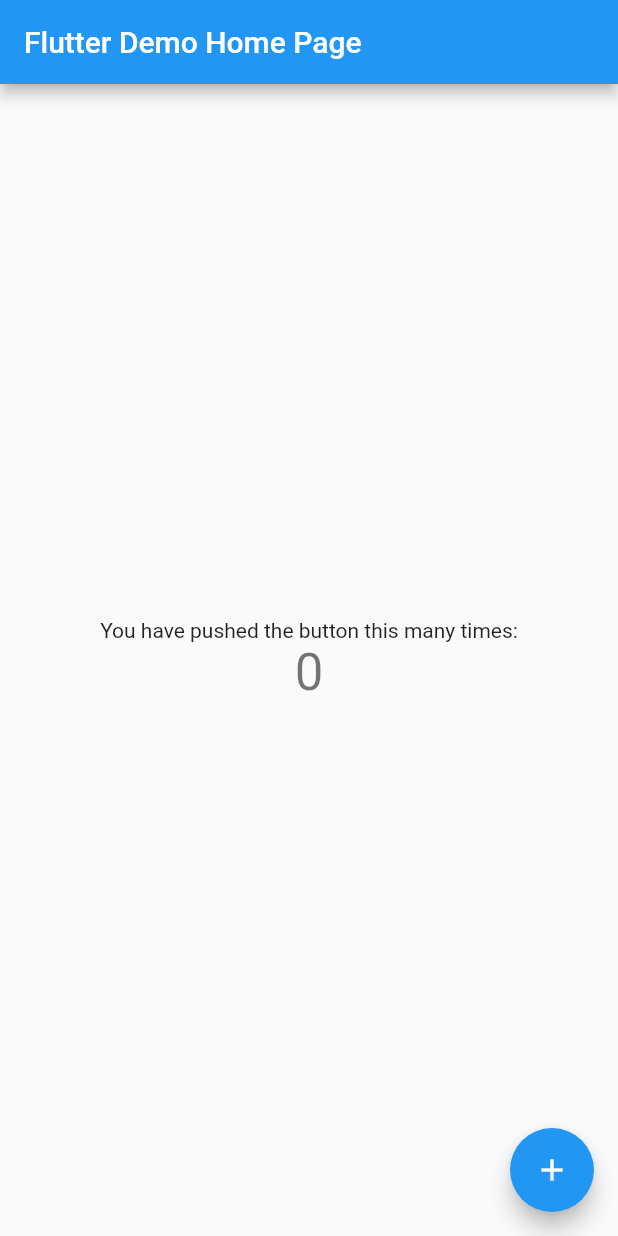
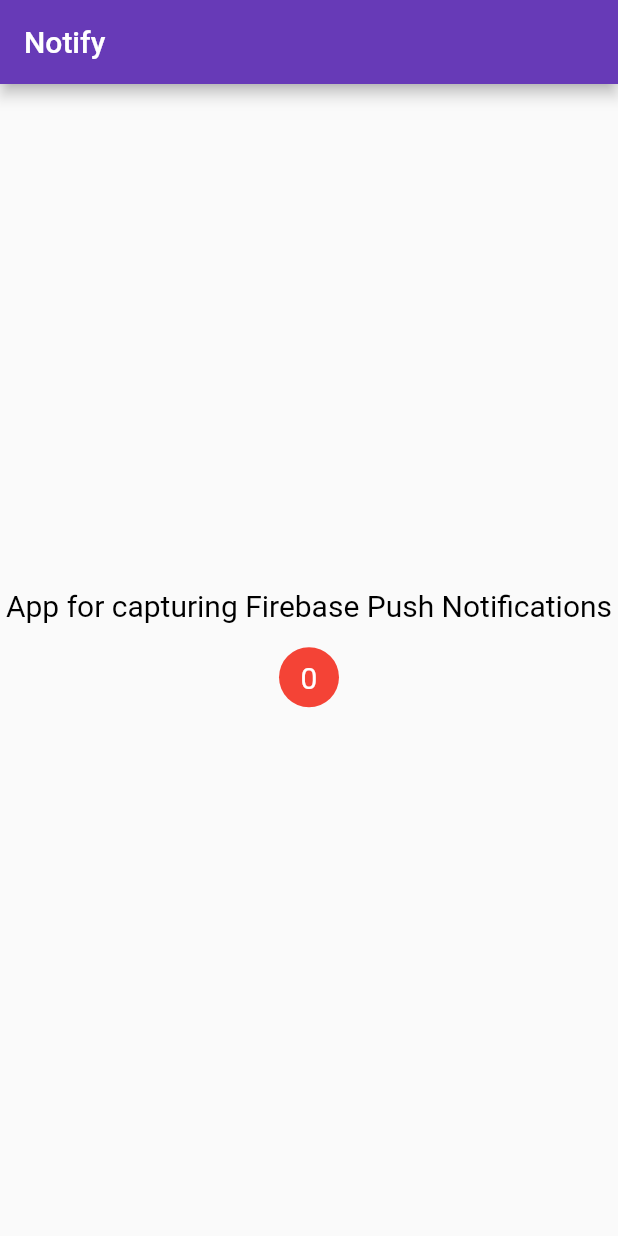
Before and after one commit to Shaheduzzaman67/firebase-notification, a Flutter app: the screen it shows after launch, on a phone screen of 412 x 824 dp. Run offline on Flutter 3.47's test engine with Material 2 defaults, Android fonts, the phone set to English and light mode, and no system bars; drawn by our look-alikes of overlay_support; our stand-ins replace firebase_core, firebase_messaging; accounts and stored records are empty.

Commit message:
add notification

```diff
--- a/lib/main.dart
+++ b/lib/main.dart
@@ -1,115 +1,236 @@
+import 'package:firebase_core/firebase_core.dart';
+import 'package:firebase_messaging/firebase_messaging.dart';
+import 'package:firebase_push_notification/notification.dart';
 import 'package:flutter/material.dart';
+import 'package:overlay_support/overlay_support.dart';
 
-void main() {
-  runApp(const MyApp());
+Future<void> _firebaseMessagingBackgroundHandler(RemoteMessage message) async {
+  print("Handling a background message: ${message.messageId}");
+}
+
+void main() async {
+  runApp(MyApp());
 }
 
 class MyApp extends StatelessWidget {
-  const MyApp({Key? key}) : super(key: key);
-
-  // This widget is the root of your application.
   @override
   Widget build(BuildContext context) {
-    return MaterialApp(
-      title: 'Flutter Demo',
+    return OverlaySupport(
+      child: MaterialApp(
+        title: 'Notify',
         theme: ThemeData(
-        // This is the theme of your application.
-        //
-        // Try running your application with "flutter run". You'll see the
-        // application has a blue toolbar. Then, without quitting the app, try
-        // changing the primarySwatch below to Colors.green and then invoke
-        // "hot reload" (press "r" in the console where you ran "flutter run",
-        // or simply save your changes to "hot reload" in a Flutter IDE).
-        // Notice that the counter didn't reset back to zero; the application
-        // is not restarted.
-        primarySwatch: Colors.blue,
+          primarySwatch: Colors.deepPurple,
         ),
-      home: const MyHomePage(title: 'Flutter Demo Home Page'),
+        debugShowCheckedModeBanner: false,
+        home: HomePage(),
+      ),
     );
   }
 }
 
-class MyHomePage extends StatefulWidget {
-  const MyHomePage({Key? key, required this.title}) : super(key: key);
-
-  // This widget is the home page of your application. It is stateful, meaning
-  // that it has a State object (defined below) that contains fields that affect
-  // how it looks.
-
-  // This class is the configuration for the state. It holds the values (in this
-  // case the title) provided by the parent (in this case the App widget) and
-  // used by the build method of the State. Fields in a Widget subclass are
-  // always marked "final".
-
-  final String title;
-
+class HomePage extends StatefulWidget {
   @override
-  State<MyHomePage> createState() => _MyHomePageState();
+  _HomePageState createState() => _HomePageState();
 }
 
-class _MyHomePageState extends State<MyHomePage> {
-  int _counter = 0;
+class _HomePageState extends State<HomePage> {
+  late final FirebaseMessaging _messaging;
+  late int _totalNotifications;
+  PushNotification? _notificationInfo;
 
-  void _incrementCounter() {
+  void registerNotification() async {
+    await Firebase.initializeApp();
+    _messaging = FirebaseMessaging.instance;
+
+    FirebaseMessaging.onBackgroundMessage(_firebaseMessagingBackgroundHandler);
+
+    NotificationSettings settings = await _messaging.requestPermission(
+      alert: true,
+      badge: true,
+      provisional: false,
+      sound: true,
+    );
+
+    if (settings.authorizationStatus == AuthorizationStatus.authorized) {
+      print('User granted permission');
+
+      FirebaseMessaging.onMessage.listen((RemoteMessage message) {
+        print(
+            'Message title: ${message.notification?.title}, body: ${message.notification?.body}, data: ${message.data}');
+
+        // Parse the message received
+        PushNotification notification = PushNotification(
+          title: message.notification?.title,
+          body: message.notification?.body,
+          dataTitle: message.data['title'],
+          dataBody: message.data['body'],
+        );
+
         setState(() {
-      // This call to setState tells the Flutter framework that something has
-      // changed in this State, which causes it to rerun the build method below
-      // so that the display can reflect the updated values. If we changed
-      // _counter without calling setState(), then the build method would not be
-      // called again, and so nothing would appear to happen.
-      _counter++;
+          _notificationInfo = notification;
+          _totalNotifications++;
         });
+
+        if (_notificationInfo != null) {
+
+          _messages.add(_notificationInfo!);
+
+          // For displaying the notification as an overlay
+          showSimpleNotification(
+            Text(_notificationInfo!.title!),
+            leading: NotificationBadge(totalNotifications: _totalNotifications),
+            subtitle: Text(_notificationInfo!.body!),
+            background: Colors.cyan.shade700,
+            duration: Duration(seconds: 2),
+          );
+        }
+      });
+    } else {
+      print('User declined or has not accepted permission');
+    }
+  }
+
+  // For handling notification when the app is in terminated state
+  checkForInitialMessage() async {
+    await Firebase.initializeApp();
+    RemoteMessage? initialMessage =
+    await FirebaseMessaging.instance.getInitialMessage();
+
+    if (initialMessage != null) {
+      PushNotification notification = PushNotification(
+        title: initialMessage.notification?.title,
+        body: initialMessage.notification?.body,
+        dataTitle: initialMessage.data['title'],
+        dataBody: initialMessage.data['body'],
+      );
+
+      setState(() {
+        _notificationInfo = notification;
+        _totalNotifications++;
+      });
+
+      _messages.add(_notificationInfo!);
+
+    }
   }
 
   @override
+  void initState() {
+    _totalNotifications = 0;
+    registerNotification();
+    checkForInitialMessage();
+
+    // For handling notification when the app is in background
+    // but not terminated
+    FirebaseMessaging.onMessageOpenedApp.listen((RemoteMessage message) {
+      PushNotification notification = PushNotification(
+        title: message.notification?.title,
+        body: message.notification?.body,
+        dataTitle: message.data['title'],
+        dataBody: message.data['body'],
+      );
+
+      setState(() {
+        _notificationInfo = notification;
+        _totalNotifications++;
+      });
+
+      _messages.add(_notificationInfo!);
+
+    });
+
+    super.initState();
+  }
+
+  List<PushNotification> _messages = [];
+
+  @override
   Widget build(BuildContext context) {
-    // This method is rerun every time setState is called, for instance as done
-    // by the _incrementCounter method above.
-    //
-    // The Flutter framework has been optimized to make rerunning build methods
-    // fast, so that you can just rebuild anything that needs updating rather
-    // than having to individually change instances of widgets.
     return Scaffold(
       appBar: AppBar(
-        // Here we take the value from the MyHomePage object that was created by
-        // the App.build method, and use it to set our appbar title.
-        title: Text(widget.title),
+        title: Text('Notify'),
+        brightness: Brightness.dark,
       ),
-      body: Center(
-        // Center is a layout widget. It takes a single child and positions it
-        // in the middle of the parent.
-        child: Column(
-          // Column is also a layout widget. It takes a list of children and
-          // arranges them vertically. By default, it sizes itself to fit its
-          // children horizontally, and tries to be as tall as its parent.
-          //
-          // Invoke "debug painting" (press "p" in the console, choose the
-          // "Toggle Debug Paint" action from the Flutter Inspector in Android
-          // Studio, or the "Toggle Debug Paint" command in Visual Studio Code)
-          // to see the wireframe for each widget.
-          //
-          // Column has various properties to control how it sizes itself and
-          // how it positions its children. Here we use mainAxisAlignment to
-          // center the children vertically; the main axis here is the vertical
-          // axis because Columns are vertical (the cross axis would be
-          // horizontal).
+      body: Column(
         mainAxisAlignment: MainAxisAlignment.center,
-          children: <Widget>[
-            const Text(
-              'You have pushed the button this many times:',
+        children: [
+          Text(
+            'App for capturing Firebase Push Notifications',
+            textAlign: TextAlign.center,
+            style: TextStyle(
+              color: Colors.black,
+              fontSize: 20,
             ),
+          ),
+          SizedBox(height: 16.0),
+          NotificationBadge(totalNotifications: _totalNotifications),
+          SizedBox(height: 16.0),
+
+          _messages.length > 0 ? ListView.builder(
+    shrinkWrap: true,
+    itemCount: _messages.length,
+    itemBuilder: (context, index) {
+      PushNotification message = _messages[index];
+
+      return ListTile(
+        title: Text(
+            message == null ? '' : message.title!),
+        subtitle:
+        Text(message == null ? '' : message.body!),
+      );
+    }) : Container(),
+
+          /*_notificationInfo != null
+              ? Column(
+            crossAxisAlignment: CrossAxisAlignment.start,
+            children: [
               Text(
-              '$_counter',
-              style: Theme.of(context).textTheme.headline4,
+                'TITLE: ${_notificationInfo!.dataTitle ?? _notificationInfo!.title}',
+                style: TextStyle(
+                  fontWeight: FontWeight.bold,
+                  fontSize: 16.0,
+                ),
+              ),
+              SizedBox(height: 8.0),
+              Text(
+                'BODY: ${_notificationInfo!.dataBody ?? _notificationInfo!.body}',
+                style: TextStyle(
+                  fontWeight: FontWeight.bold,
+                  fontSize: 16.0,
+                ),
               ),
             ],
+          )
+              : Container(),*/
+        ],
       ),
-      ),
-      floatingActionButton: FloatingActionButton(
-        onPressed: _incrementCounter,
-        tooltip: 'Increment',
-        child: const Icon(Icons.add),
-      ), // This trailing comma makes auto-formatting nicer for build methods.
     );
   }
 }
+
+class NotificationBadge extends StatelessWidget {
+  final int totalNotifications;
+
+  const NotificationBadge({required this.totalNotifications});
+
+  @override
+  Widget build(BuildContext context) {
+    return Container(
+      width: 40.0,
+      height: 40.0,
+      decoration: new BoxDecoration(
+        color: Colors.red,
+        shape: BoxShape.circle,
+      ),
+      child: Center(
+        child: Padding(
+          padding: const EdgeInsets.all(8.0),
+          child: Text(
+            '$totalNotifications',
+            style: TextStyle(color: Colors.white, fontSize: 20),
+          ),
+        ),
+      ),
+    );
+  }
+}
--- /dev/null
+++ b/lib/notification.dart
@@ -0,0 +1,13 @@
+class PushNotification {
+  PushNotification({
+    this.title,
+    this.body,
+    this.dataTitle,
+    this.dataBody,
+  });
+
+  String? title;
+  String? body;
+  String? dataTitle;
+  String? dataBody;
+}
```
Also changed, not shown: pubspec.yaml (+4 -4 lines), pubspec.lock, 2 other files. Lines whose indentation alone changed are shown as unchanged.
